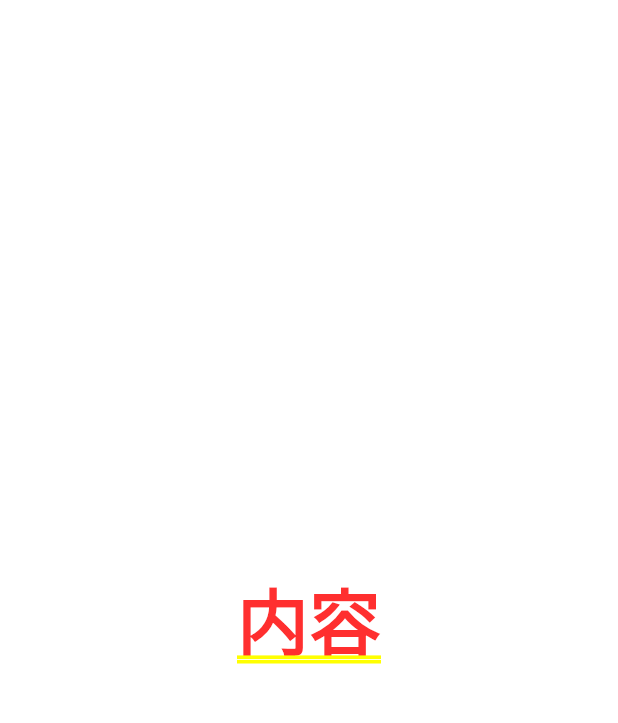
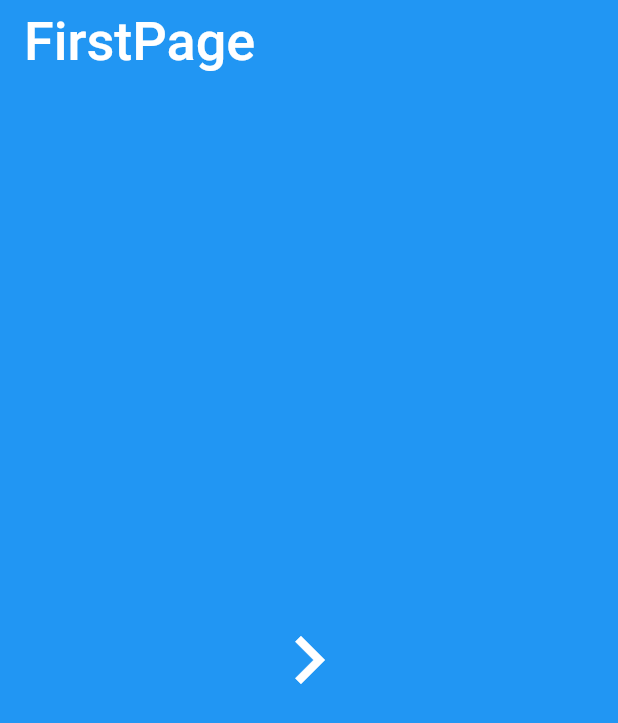
Before and after one commit to feiyan-Nan/flutter_example, a Flutter app: the screen it shows after launch, on a phone screen of 412 x 824 dp. Shown: the top 723 px of the screen. Run offline on Flutter 3.47's test engine with Material 2 defaults, Android fonts, the phone set to English and light mode, and no system bars.

Commit message:
'第一个制作完毕'

```diff
--- a/lib/main.dart
+++ b/lib/main.dart
@@ -1,5 +1,5 @@
 import 'package:flutter/material.dart';
-
+import './pages.dart';
 
 void main() => runApp(MyApp());
 
@@ -11,11 +11,9 @@ class MyApp extends StatelessWidget {
         title: '百姓生活+',
         debugShowCheckedModeBanner: false,
         theme: ThemeData(
-            primaryColor: Colors.pink
+            primaryColor: Colors.blue
         ),
-        home: Center(
-          child: Text('内容'),
-        ),
+        home: FirstPage()
       ),
     );
   }
--- /dev/null
+++ b/lib/pages.dart
@@ -0,0 +1,60 @@
+import 'package:flutter/material.dart';
+
+class FirstPage extends StatelessWidget {
+  @override
+  Widget build(BuildContext context) {
+    return Scaffold(
+      backgroundColor: Colors.blue,
+      appBar: AppBar(
+        title: Text(
+          'FirstPage',
+          style: TextStyle(fontSize: 36.0),
+        ),
+        elevation: 0.0, //阴影
+      ),
+      body: Center(
+        child: MaterialButton(onPressed: () {
+          Navigator.of(context)
+              .push(MaterialPageRoute(builder: (BuildContext context) {
+            return SecondPage();
+          }));
+        },
+        child: Icon(
+          Icons.navigate_next,
+          color: Colors.white,
+          size: 64.0,
+        ),),
+      ),
+    );
+  }
+}
+
+class SecondPage extends StatelessWidget {
+  @override
+  Widget build(BuildContext context) {
+    return Scaffold(
+      backgroundColor: Colors.pinkAccent,
+      appBar: AppBar(
+        title: Text(
+          'SecondPage',
+          style: TextStyle(fontSize: 36.0),
+        ),
+        backgroundColor: Colors.pinkAccent,
+        leading: Container(),
+        elevation: 0.0,
+      ),
+      body: Center(
+        child: MaterialButton(
+          onPressed: () {
+            Navigator.of(context).pop();
+          },
+          child: Icon(
+            Icons.navigate_before,
+            color: Colors.white,
+            size: 64.0,
+          ),
+        ),
+      ),
+    );
+  }
+}
```
